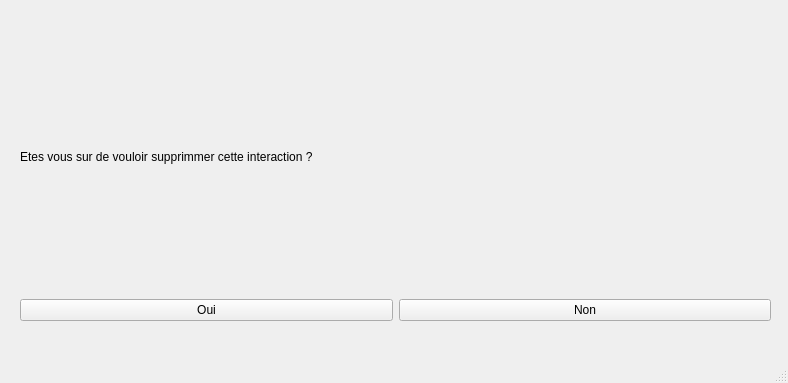
Above: deleteinteractionwarning.ui from Noa-Barbosa/Projet_CDAA before the change. Below: the same form after it.
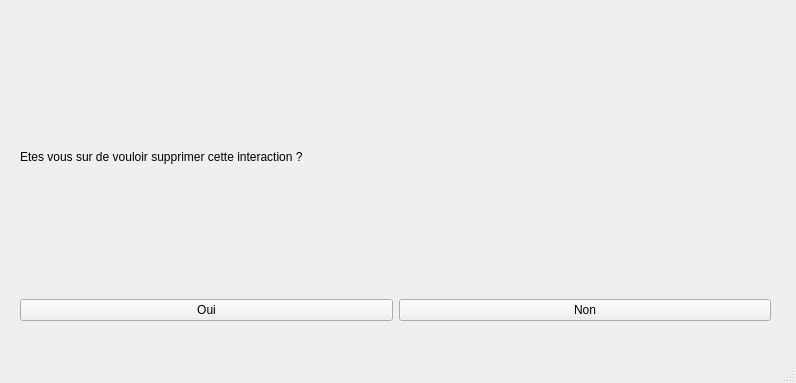
That is the form after the change.

```diff
--- a/deleteinteractionwarning.ui
+++ b/deleteinteractionwarning.ui
@@ -6,7 +6,7 @@
    <rect>
     <x>0</x>
     <y>0</y>
-    <width>788</width>
+    <width>796</width>
     <height>383</height>
    </rect>
   </property>
@@ -27,7 +27,7 @@
      <item>
       <widget class="QLabel" name="label">
        <property name="text">
-        <string>Etes vous sur de vouloir supprimmer cette interaction ?</string>
+        <string>Etes vous sur de vouloir supprimer cette interaction ?</string>
        </property>
       </widget>
      </item>
```
Left out of the diff: 4 changed lines with no effect on the pictures.
